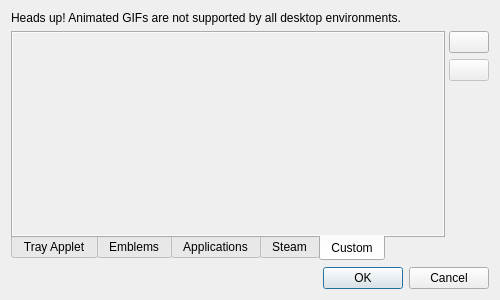
First picture: the form in data/qt/icon-picker.ui, repository polychromatic/polychromatic, before the edit.
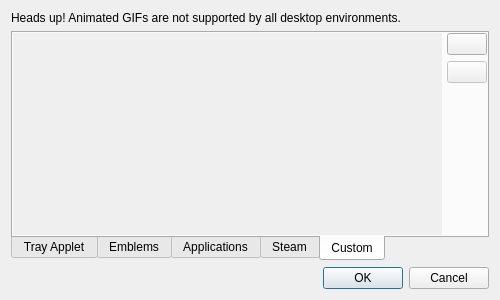
Second picture: the form after the edit. The open tabs and pages were chosen to show the change. Icons and pictures are not drawn.

Commit message: controller: Fix missing sidebar for icon picker 'Custom' tab

```diff
--- a/data/qt/icon-picker.ui
+++ b/data/qt/icon-picker.ui
@@ -252,9 +252,9 @@
          <attribute name="title">
           <string extracomment="Icon Picker: Tab name for the user to store their own icons">Custom</string>
          </attribute>
-         <layout class="QVBoxLayout" name="verticalLayout_7">
+         <layout class="QHBoxLayout" name="horizontalLayout_3">
           <property name="spacing">
-           <number>0</number>
+           <number>5</number>
           </property>
           <property name="leftMargin">
            <number>0</number>
@@ -281,14 +281,10 @@
               <rect>
                <x>0</x>
                <y>0</y>
-               <width>441</width>
+               <width>435</width>
                <height>187</height>
               </rect>
              </property>
-            </widget>
-           </widget>
-          </item>
-         </layout>
         </widget>
        </widget>
       </item>
@@ -296,7 +292,7 @@
        <widget class="QWidget" name="CustomIconToolbar" native="true">
         <property name="minimumSize">
          <size>
-          <width>35</width>
+              <width>40</width>
           <height>0</height>
          </size>
         </property>
@@ -355,6 +351,10 @@
           </spacer>
          </item>
         </layout>
+           </widget>
+          </item>
+         </layout>
+        </widget>
        </widget>
       </item>
      </layout>
```
Left out of the diff: 8 changed lines with no effect on the pictures. Lines whose indentation alone changed are shown as unchanged. The commit also changes 1 other file.
